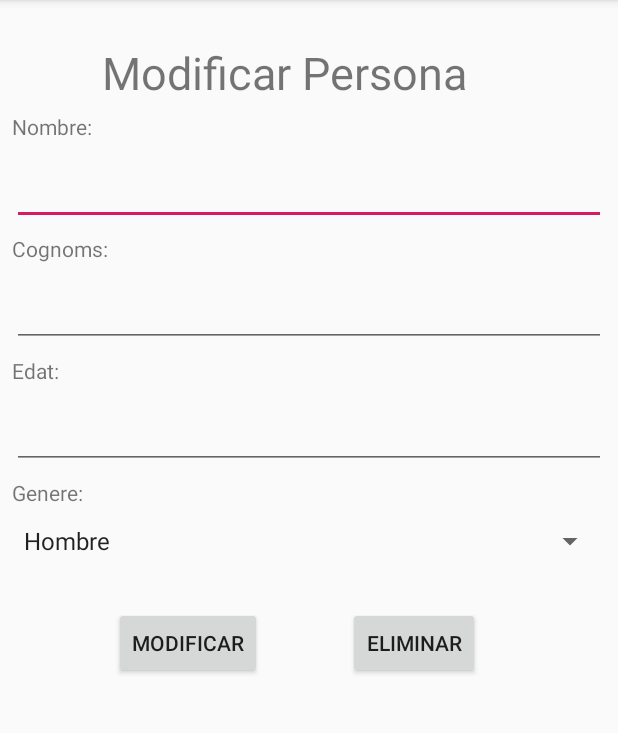
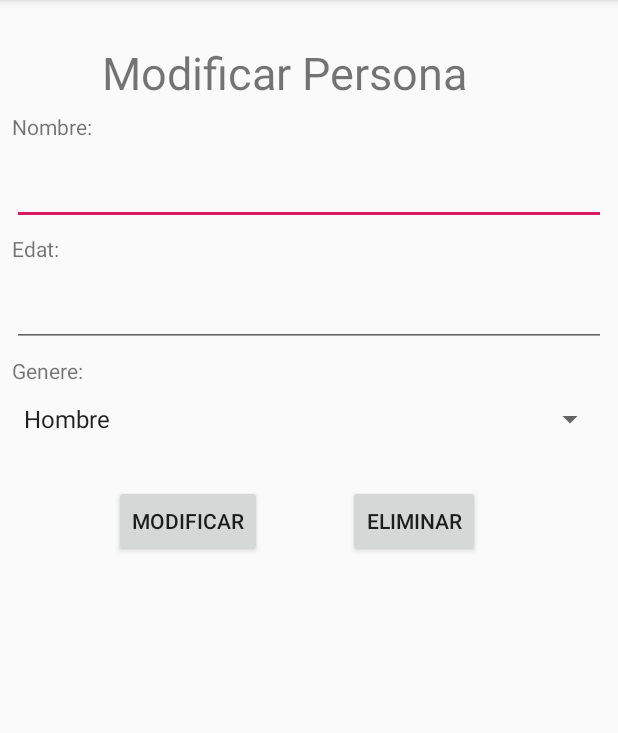
Before and after one commit to cerkine/RealmM03, an Android app: the ModificarActivity screen opened directly, with no data from a screen before it, on a phone screen of 412 x 824 dp, the part 84-817 px from its top. Run offline under Robolectric (Android 15) with nearby library versions, the phone set to English and light mode, and no system bars; libraries missing offline, so code that uses them is left out: io.realm; 2 statements that could not run were skipped.

```diff
--- a/app/src/main/java/com/example/realmbueno/AnadirPersonaActivity.java
+++ b/app/src/main/java/com/example/realmbueno/AnadirPersonaActivity.java
@@ -40,9 +40,7 @@ public class AnadirPersonaActivity extends AppCompatActivity {
                 EditText et = findViewById(R.id.etEdatAñadir);
                 persona.edat = Integer.parseInt(et.getText().toString());
                 et = findViewById(R.id.etNombreAñadir);
-                persona.nombre = et.getText().toString();
-                et = findViewById(R.id.etApellidoAñadir);
-                persona.apellido = et.getText().toString();
+                persona.fullName = et.getText().toString();
                 et = findViewById(R.id.etDniAñadir);
                 persona.dni = et.getText().toString();
                 genero = String.valueOf(sGenero.getSelectedItem());
--- a/app/src/main/java/com/example/realmbueno/ListarActivity.java
+++ b/app/src/main/java/com/example/realmbueno/ListarActivity.java
@@ -80,7 +80,6 @@ public class ListarActivity extends AppCompatActivity {
             @Override
             public void onClick(View view) {
                 buscar(less);
-                Log.e("pepe","gola");
             }
         });
 
--- a/app/src/main/java/com/example/realmbueno/MainActivity.java
+++ b/app/src/main/java/com/example/realmbueno/MainActivity.java
@@ -16,7 +16,7 @@ public class MainActivity extends AppCompatActivity {
         super.onCreate(savedInstanceState);
         setContentView(R.layout.activity_main);
         Realm.init(this);
-        final RealmConfiguration configuration = new RealmConfiguration.Builder().name("sample.realm").schemaVersion(2).migration(new RealMigrations()).build();
+        final RealmConfiguration configuration = new RealmConfiguration.Builder().name("sample.realm").schemaVersion(3).migration(new RealMigrations()).build();
         Realm.setDefaultConfiguration(configuration);
         Realm.getInstance(configuration);
 
--- a/app/src/main/java/com/example/realmbueno/ModificarActivity.java
+++ b/app/src/main/java/com/example/realmbueno/ModificarActivity.java
@@ -21,7 +21,6 @@ public class ModificarActivity extends AppCompatActivity {
         setContentView(R.layout.activity_modificar);
 
         etName = findViewById(R.id.etName);
-        etSurname = findViewById(R.id.etSurname);
         etAge = findViewById(R.id.etAge);
 
         String[] opcionesSpinner = new String[] {
@@ -34,7 +33,6 @@ public class ModificarActivity extends AppCompatActivity {
 
 
         final String nom = getIntent().getStringExtra("ModificarNombre");
-        final String cognom = getIntent().getStringExtra("ModificarApellido");
         final String edat = getIntent().getStringExtra("ModificarEdat");
         final String genere = getIntent().getStringExtra("ModificarGenere");
 
@@ -45,7 +43,7 @@ public class ModificarActivity extends AppCompatActivity {
         }
 
         etName.setText(nom);
-        etSurname.setText(cognom);
+
         etAge.setText(edat);
 
         spinner.setOnItemSelectedListener(new AdapterView.OnItemSelectedListener() {
@@ -73,7 +71,7 @@ public class ModificarActivity extends AppCompatActivity {
 
                 realm.beginTransaction();
 
-                Persona persona = new Persona(dni, etName.getText().toString(), etSurname.getText().toString(), gender, Integer.parseInt((etAge.getText().toString())));
+                Persona persona = new Persona(dni, etName.getText().toString(), gender, Integer.parseInt((etAge.getText().toString())));
                 realm.insertOrUpdate(persona);
 
                 realm.commitTransaction();
--- a/app/src/main/res/layout/activity_modificar.xml
+++ b/app/src/main/res/layout/activity_modificar.xml
@@ -47,33 +47,10 @@
         android:layout_marginStart="8dp"
         android:layout_marginTop="8dp"
         android:layout_marginBottom="8dp"
-        android:text="Cognoms:"
-        app:layout_constraintBottom_toTopOf="@+id/etSurname"
-        app:layout_constraintStart_toStartOf="parent"
-        app:layout_constraintTop_toBottomOf="@+id/etName" />
-
-    <EditText
-        android:id="@+id/etSurname"
-        android:layout_width="match_parent"
-        android:layout_height="wrap_content"
-        android:layout_marginStart="8dp"
-        android:layout_marginTop="36dp"
-        android:layout_marginEnd="8dp"
-        app:layout_constraintEnd_toEndOf="parent"
-        app:layout_constraintStart_toStartOf="parent"
-        app:layout_constraintTop_toBottomOf="@+id/etName"
-        android:singleLine="true"/>
-
-    <TextView
-        android:layout_width="wrap_content"
-        android:layout_height="24dp"
-        android:layout_marginStart="8dp"
-        android:layout_marginTop="8dp"
-        android:layout_marginBottom="8dp"
         android:text="Edat:"
         app:layout_constraintBottom_toTopOf="@+id/etAge"
         app:layout_constraintStart_toStartOf="parent"
-        app:layout_constraintTop_toBottomOf="@+id/etSurname" />
+        app:layout_constraintTop_toBottomOf="@+id/etName" />
 
 
     <EditText
@@ -87,7 +64,7 @@
         app:layout_constraintEnd_toEndOf="parent"
         app:layout_constraintHorizontal_bias="0.0"
         app:layout_constraintStart_toStartOf="parent"
-        app:layout_constraintTop_toBottomOf="@+id/etSurname"
+        app:layout_constraintTop_toBottomOf="@+id/etName"
         android:singleLine="true"/>
 
     <TextView
```
Also changed, not shown: app/src/main/java/com/example/realmbueno/Adapter.java (+4 -6 lines), app/src/main/java/com/example/realmbueno/Persona.java (+4 -6 lines), app/src/main/java/com/example/realmbueno/RealMigrations.java (+18 -0 lines), app/src/main/res/layout/activity_anadir_persona.xml (+1 -14 lines), app/src/main/res/layout/activity_listar_acivity.xml (+1 -10 lines), app/src/main/res/layout/item_persona.xml (+1 -11 lines).
